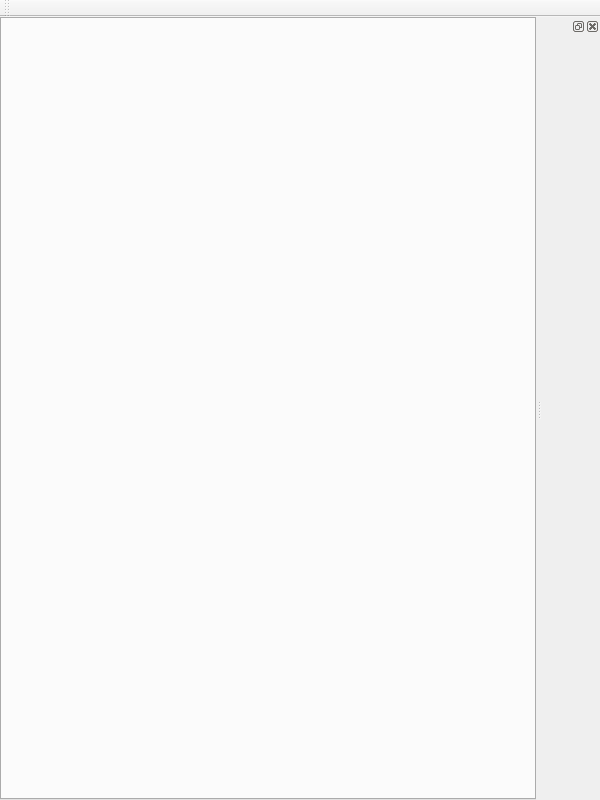
Above: src/core/testing/plg_test_window/resources/main_window.ui from 6669venus/wgtf before the change. Below: the same form after it.
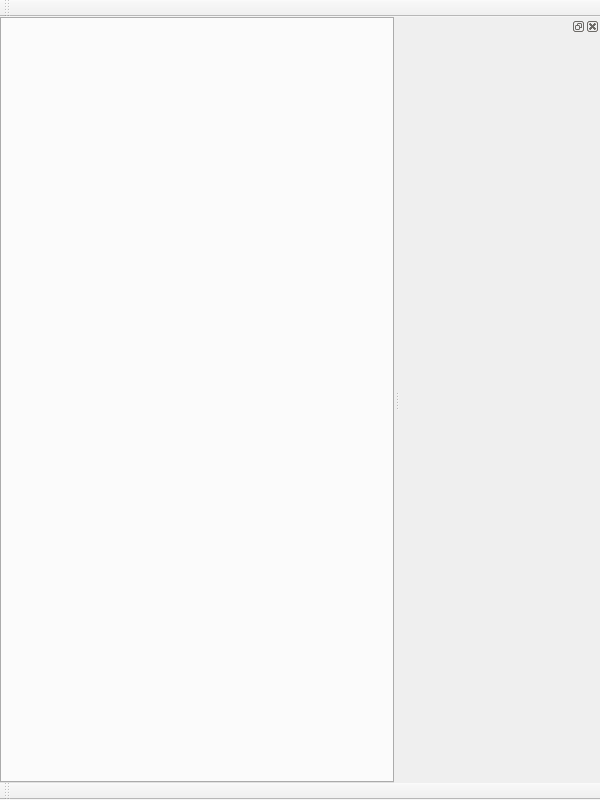
That is the form after the change.

```diff
--- a/src/core/testing/plg_test_window/resources/main_window.ui
+++ b/src/core/testing/plg_test_window/resources/main_window.ui
@@ -66,12 +66,12 @@
     <bool>false</bool>
    </attribute>
   </widget>
-  <widget class="QDockWidget" name="defaultPanel">
-   <property name="sizePolicy">
-    <sizepolicy hsizetype="Expanding" vsizetype="Preferred">
-     <horstretch>0</horstretch>
-     <verstretch>0</verstretch>
-    </sizepolicy>
+  <widget class="QDockWidget" name="testPanels">
+   <property name="minimumSize">
+    <size>
+     <width>200</width>
+     <height>38</height>
+    </size>
    </property>
    <property name="layoutHint" stdset="0">
     <string/>
@@ -79,7 +79,21 @@
    <attribute name="dockWidgetArea">
     <number>2</number>
    </attribute>
-   <widget class="QWidget" name="contents"/>
+   <widget class="QWidget" name="dockWidgetContents_2"/>
+  </widget>
+  <widget class="QToolBar" name="toolBar">
+   <property name="windowTitle">
+    <string>toolBar</string>
+   </property>
+   <property name="path" stdset="0">
+    <string>ToolBar.Test</string>
+   </property>
+   <attribute name="toolBarArea">
+    <enum>BottomToolBarArea</enum>
+   </attribute>
+   <attribute name="toolBarBreak">
+    <bool>true</bool>
+   </attribute>
   </widget>
  </widget>
  <layoutdefault spacing="6" margin="11"/>
```
Left out of the diff: 14 changed lines with no effect on the pictures.
